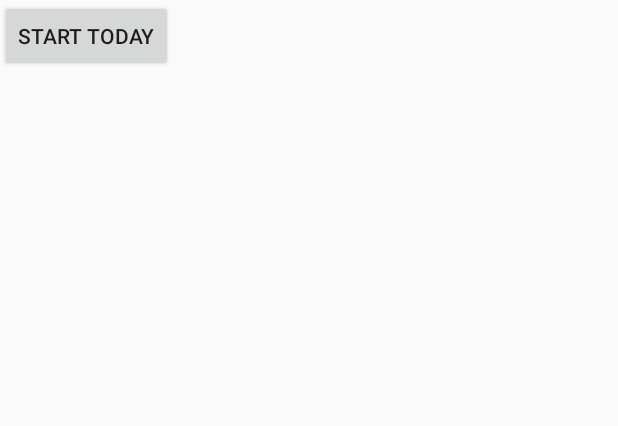
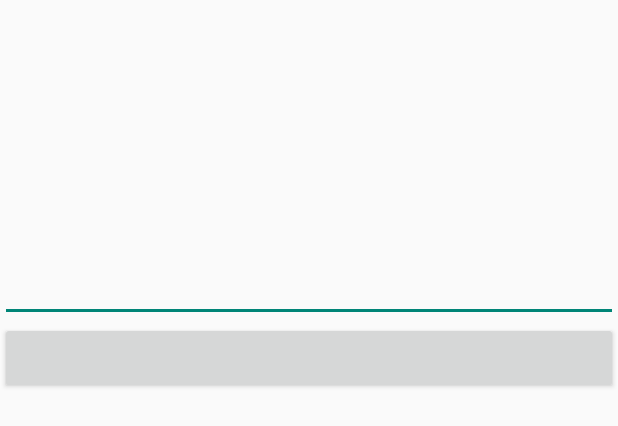
Before and after one commit to MemoTonui/Diary, an Android app: the layout page1.xml on its own in the app's theme, with its tools: preview values and no code run, on a phone screen of 412 x 824 dp. Shown: the top 426 px of the screen. Run offline under Robolectric (Android 15) with nearby library versions, the phone set to English and light mode, and no system bars; Roboto replaces fonts that are not available here.

Commit message:
Add details to page

```diff
--- a/app/build.gradle
+++ b/app/build.gradle
@@ -27,6 +27,7 @@ dependencies {
     implementation 'androidx.appcompat:appcompat:1.1.0'
     implementation 'androidx.constraintlayout:constraintlayout:1.1.3'
     implementation 'com.jakewharton:butterknife:10.2.0'
+    implementation 'androidx.cardview:cardview:1.0.0'
     testImplementation 'junit:junit:4.12'
     testImplementation 'org.robolectric:robolectric:4.2.1'
     androidTestImplementation 'androidx.test.ext:junit:1.1.1'
--- a/app/src/main/java/com/moringa/diary/DatePickerFragment.java
+++ b/app/src/main/java/com/moringa/diary/DatePickerFragment.java
@@ -4,12 +4,18 @@ import android.app.DatePickerDialog;
 import android.app.Dialog;
 import android.os.Bundle;
 import android.widget.DatePicker;
+import android.widget.TextView;
 
 import androidx.fragment.app.DialogFragment;
 
 import java.util.Calendar;
+import java.util.Date;
+
+import butterknife.BindView;
 
 public class DatePickerFragment extends DialogFragment implements DatePickerDialog.OnDateSetListener {
+
+
 
     @Override
     public Dialog onCreateDialog(Bundle savedInstanceState) {
--- a/app/src/main/res/layout/login.xml
+++ b/app/src/main/res/layout/login.xml
@@ -14,7 +14,7 @@
         android:layout_marginTop="105dp"
         android:letterSpacing="0.2"
         android:text="Login"
-        android:textColor="#03DAC5"
+        android:textColor="@color/colorAccent"
         android:textSize="50dp"
         android:textStyle="bold" />
 
@@ -48,7 +48,7 @@
         android:layout_below="@id/email2"
        android:layout_marginTop="50dp"
         android:layout_centerHorizontal="true"
-        android:backgroundTint="#03DAC5"
+        android:backgroundTint="@color/colorAccent"
         android:text="Login"
         android:textColor="#F6FAF9" />
 </RelativeLayout>
--- a/app/src/main/res/layout/page1.xml
+++ b/app/src/main/res/layout/page1.xml
@@ -3,9 +3,36 @@
     android:layout_width="match_parent"
     android:layout_height="match_parent">
 
+
+    <TextView
+        android:layout_width="match_parent"
+        android:layout_height="wrap_content"
+        android:layout_alignParentTop="true"
+        android:layout_marginTop="100dp"
+        android:id="@+id/datepicker"
+        />
+
+
+    <EditText
+        android:id="@+id/feel"
+        android:layout_width="match_parent"
+        android:layout_below="@id/datepicker"
+        android:layout_marginTop="50dp"
+        android:layout_height="wrap_content" />
+
     <Button
-        android:layout_width="wrap_content"
+        android:layout_width="match_parent"
         android:layout_height="wrap_content"
-        android:onClick="showDatePickerDialog"
-        android:text="Start Today" />
+        android:layout_below="@id/feel"
+        android:id="@+id/feelbutton"
+        />
+
+    <TextView
+        android:layout_width="match_parent"
+        android:layout_height="wrap_content"
+        android:layout_below="@id/feelbutton"
+        android:layout_marginTop="50dp"
+        android:id="@+id/feelings"/>
+
+
 </RelativeLayout>
--- a/app/src/main/res/values/styles.xml
+++ b/app/src/main/res/values/styles.xml
@@ -2,7 +2,7 @@
     <!-- Base application theme. -->
     <style name="AppTheme" parent="Theme.AppCompat.Light.DarkActionBar">
         <!-- Customize your theme here. -->
-        <item name="colorPrimary">@color/colorPrimary</item>
+        <item name="colorPrimary">@color/colorAccent</item>
         <item name="colorPrimaryDark">@color/colorAccent</item>
         <item name="colorAccent">@color/colorAccent</item>
     </style>
```
Also changed, not shown: app/src/main/java/com/moringa/diary/Page1.java (+26 -3 lines).
